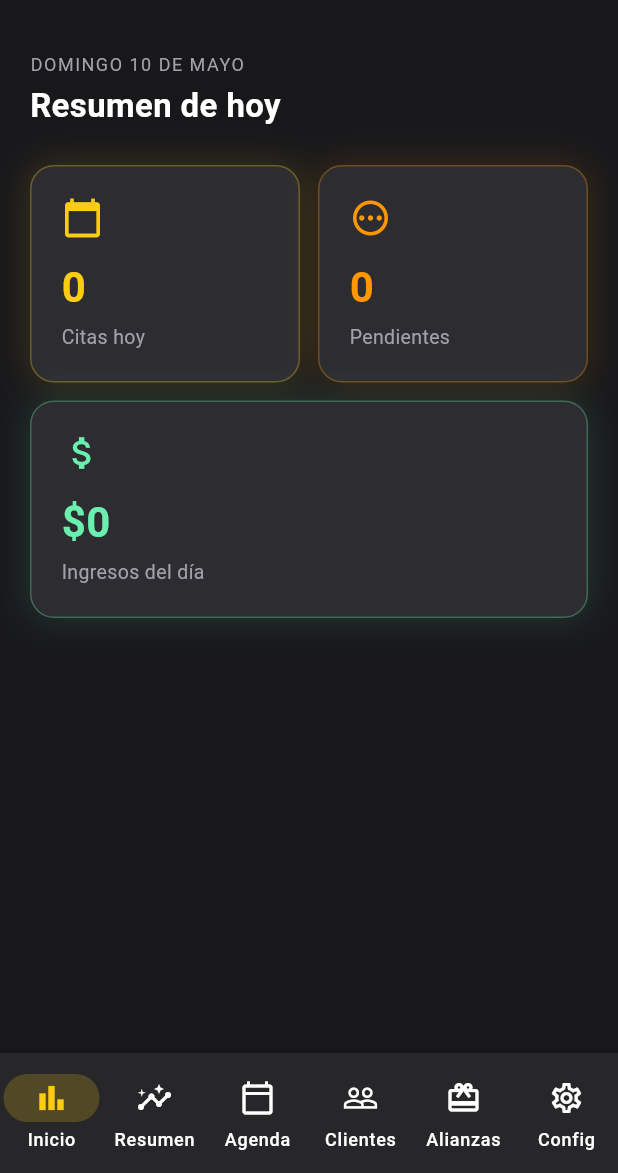
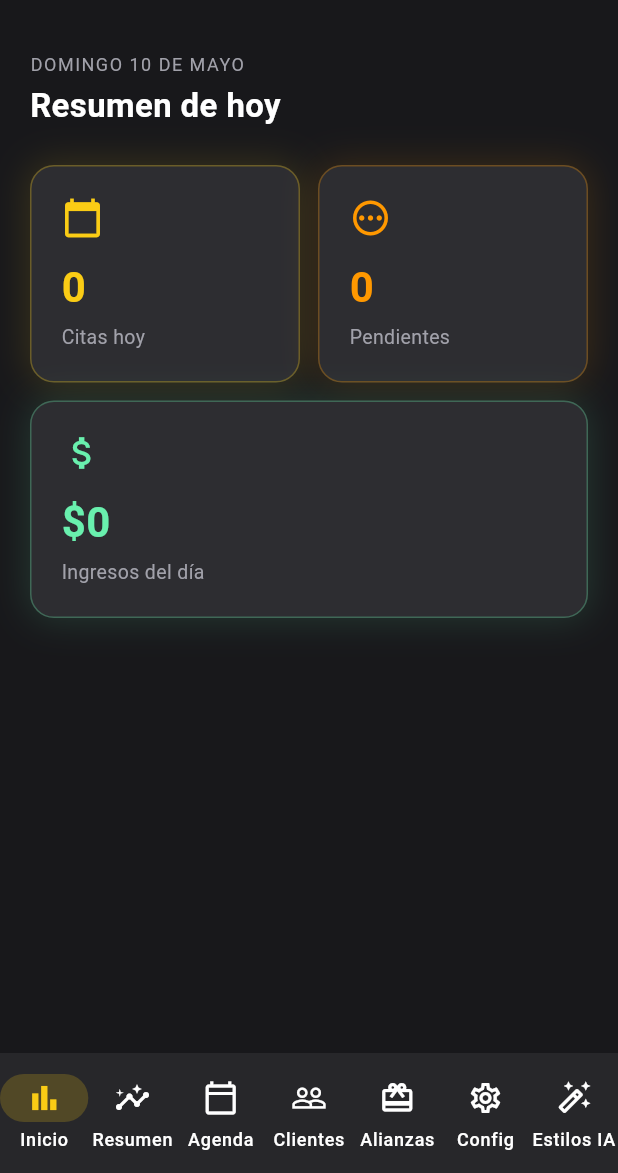
Before and after one commit to sebava1989-bot/capitalhumano-web, a Flutter app: the MainShell screen opened directly, on a phone screen of 412 x 824 dp, the part 63-1236 px from its top. Run offline on Flutter 3.47's test engine with Material 3 defaults, Android fonts, the phone set to English and light mode, and no system bars; our stand-ins replace cloud_firestore, connectivity_plus, file_picker, firebase_auth, firebase_core, firebase_messaging and 13 more; missing offline and left inert: google_mlkit_document_scanner, google_mlkit_text_recognition, pdfx; accounts and stored records are empty.

Commit message:
feat: integrar Estilos IA en navegación del admin app (pestaña + acceso a gestión)

```diff
--- a/barberia-saas/barberia_admin/lib/screens/main_shell.dart
+++ b/barberia-saas/barberia_admin/lib/screens/main_shell.dart
@@ -8,6 +8,8 @@ import 'alianzas_screen.dart';
 import 'config_screen.dart';
 import 'resumen_screen.dart';
 import 'login_screen.dart';
+import 'prueba_estilo_screen.dart';
+import 'gestion_estilos_screen.dart';
 
 class MainShell extends StatefulWidget {
   const MainShell({super.key, this.initialIndex = 0});
@@ -20,6 +22,7 @@ class _MainShellState extends State<MainShell> {
   int _index = 0;
   String? _barberiaId;
   String _barberiaNombre = '';
+  String _barberiaSlug = '';
   bool _loading = true;
 
   @override
@@ -33,14 +36,17 @@ class _MainShellState extends State<MainShell> {
     final id = await AuthService().getBarberiaId();
     if (!mounted) return;
     String nombre = '';
+    String slug = '';
     if (id != null) {
       final data = await BarberiasService().getBarberia(id);
       nombre = data?['nombre'] as String? ?? '';
+      slug = data?['slug'] as String? ?? '';
     }
     if (!mounted) return;
     setState(() {
       _barberiaId = id;
       _barberiaNombre = nombre;
+      _barberiaSlug = slug;
       _loading = false;
     });
   }
@@ -83,6 +89,16 @@ class _MainShellState extends State<MainShell> {
       ClientesScreen(barberiaId: _barberiaId!, barberiaNombre: _barberiaNombre),
       AlianzasScreen(barberiaId: _barberiaId!),
       ConfigScreen(barberiaId: _barberiaId!),
+      PruebaEstiloScreen(
+        barberiaId: _barberiaId!,
+        barberiaSlug: _barberiaSlug,
+        onGestionarEstilos: () => Navigator.push(
+          context,
+          MaterialPageRoute(
+            builder: (_) => GestionEstilosScreen(barberiaId: _barberiaId!),
+          ),
+        ),
+      ),
     ];
 
     return Scaffold(
@@ -119,6 +135,11 @@ class _MainShellState extends State<MainShell> {
               selectedIcon:
                   Icon(Icons.settings, color: Color(0xFFFACC15)),
               label: 'Config'),
+          NavigationDestination(
+              icon: Icon(Icons.auto_fix_high_outlined),
+              selectedIcon:
+                  Icon(Icons.auto_fix_high, color: Color(0xFFFACC15)),
+              label: 'Estilos IA'),
         ],
       ),
     );
```
Also changed, not shown: barberia-saas/barberia_admin/lib/screens/prueba_estilo_screen.dart (+10 -0 lines).
